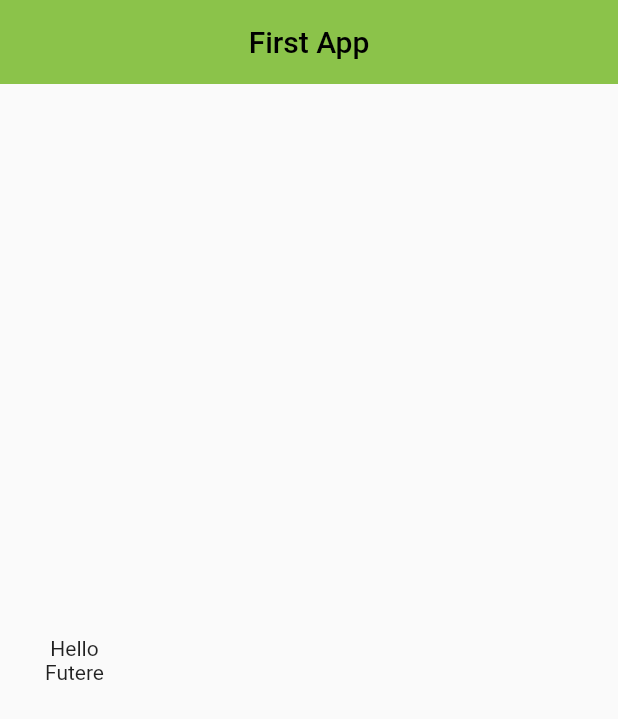
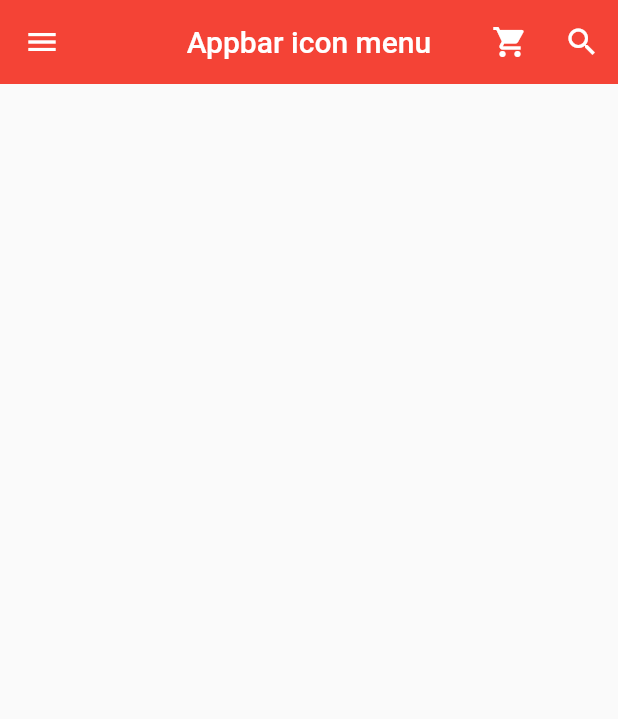
Before and after one commit to h1un/study, a Flutter app: the screen it shows after launch, on a phone screen of 412 x 824 dp. Shown: the top 719 px of the screen. Run offline on Flutter 3.47's test engine with Material 2 defaults, Android fonts, the phone set to English and light mode, and no system bars.

Commit message:
feat : 앱바 아이콘 추가

```diff
--- a/lib/main.dart
+++ b/lib/main.dart
@@ -1,47 +1,48 @@
 import 'package:flutter/material.dart';
 
 void main() => runApp(MyApp());
-//runApp() 최상의 함수
-// MyApp() 최상의 위젯(클래스)
 
-//함수의 이름은 소문자
-//클래스 이름은 대문자
 class MyApp extends StatelessWidget {
-  // 자동 완성 stl
   const MyApp({Key? key}) : super(key: key);
 
   @override
   Widget build(BuildContext context) {
     return MaterialApp(
-        title: 'First app', //앱을 총칭하는 이름
-        theme: ThemeData(
-            // 디자인
-            primarySwatch: Colors.lightBlue),
-        home: const MyCard() // 앱이 정상적으로 실행되었을때 가장 먼저 화면에 보여주는 경로
-        );
+      title: 'AppBar',
+      theme: ThemeData(
+          primarySwatch: Colors.red
+      ),
+      home: MyPage(),
+    );
   }
 }
 
-class MyCard extends StatelessWidget {
-  const MyCard({Key? key}) : super(key: key);
+class MyPage extends StatelessWidget {
+  const MyPage({Key? key}) : super(key: key);
 
   @override
   Widget build(BuildContext context) {
     return Scaffold(
-      // 빈도화지 같은 위젯
       appBar: AppBar(
-        title: Text('First App'), // 앱바에 표시되는 이름
+        title: Text('Appbar icon menu'),
         centerTitle: true,
-        backgroundColor: Colors.lightGreen,
-        elevation: 0.0, //높이 - 그림자 없애기
+        elevation: 0.0,
+        leading: IconButton(
+          icon: Icon(Icons.menu),
+          onPressed: () {
+            print("menu Button is clicked");
+          },
+        ),
+        actions: [
+          IconButton(
+              onPressed: () {
+                print('shoping cart bittom is clicked');
+              },
+              icon: Icon
+                (Icons.shopping_cart)),
+        IconButton(onPressed: (){print("search button is clicked");},
+            icon: Icon(Icons.search))],
       ),
-      body: Padding(
-        padding: EdgeInsets.fromLTRB(30, 30, 30, 30),
-        child: Column(
-          mainAxisAlignment: MainAxisAlignment.center,
-          children: [Text('Hello'), Text('Futere')],
-        ),
-      ), // 모든 위젯을 세로로 배치
     );
   }
 }
```
Also changed, not shown: 1 other file.
